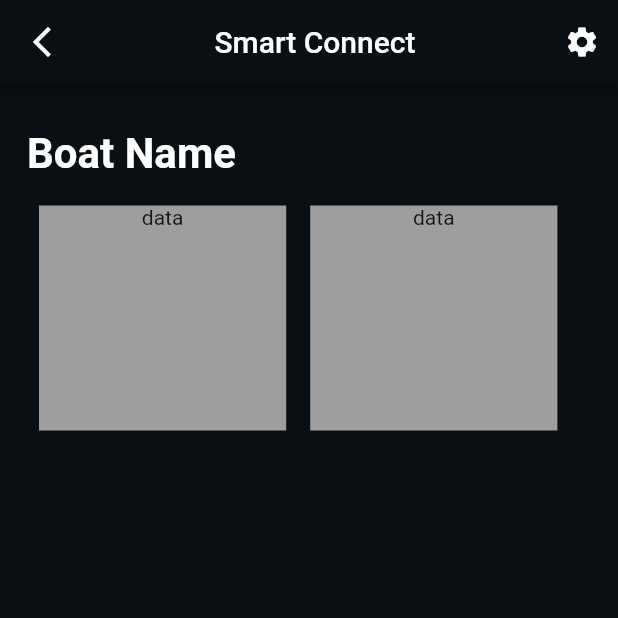
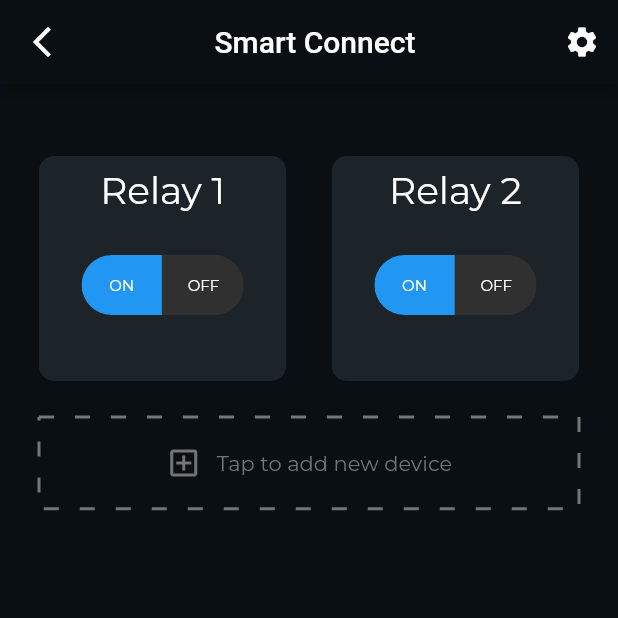
Before and after one commit to Akhash16/foka_app_v1, a Flutter app: the screen it shows after launch, on a phone screen of 412 x 824 dp, the top half of it. Run offline on Flutter 3.47's test engine with Material 2 defaults, Android fonts, the phone set to English and light mode, and no system bars; drawn by our look-alikes of dotted_border, toggle_switch; our stand-ins replace auto_size_text, carousel_slider, firebase_auth, firebase_core, google_fonts, liquid_progress_indicator and 2 more; missing offline and left inert: dart:ffi, fab_circular_menu, progresso, slide_to_confirm; accounts and stored records are empty; Roboto replaces fonts that are missing (Lexend Deca).

Commit message:
modified smart_connect page

```diff
--- a/lib/screens/smart_connect.dart
+++ b/lib/screens/smart_connect.dart
@@ -1,5 +1,7 @@
+import 'package:dotted_border/dotted_border.dart';
 import 'package:flutter/material.dart';
 import 'package:google_fonts/google_fonts.dart';
+import 'package:toggle_switch/toggle_switch.dart';
 
 class SmartConnet extends StatefulWidget {
   const SmartConnet({Key? key}) : super(key: key);
@@ -11,13 +13,20 @@ class SmartConnet extends StatefulWidget {
 }
 
 class _SmartConnetState extends State<SmartConnet> {
+  int indexValue = 0;
+
   @override
   Widget build(BuildContext context) {
-    int index = 0;
     return Scaffold(
       appBar: AppBar(
         backgroundColor: const Color(0xff090f13),
-        leading: const Icon(Icons.arrow_back_ios_new),
+        leading: IconButton(
+          icon: const Icon(
+            Icons.arrow_back_ios_new,
+            color: Colors.white,
+          ),
+          onPressed: () {},
+        ),
         title: const Center(child: Text("Smart Connect")),
         actions: [
           IconButton(
@@ -33,28 +42,69 @@ class _SmartConnetState extends State<SmartConnet> {
           child: Column(
             crossAxisAlignment: CrossAxisAlignment.start,
             children: [
-              Text(
-                "Boat Name",
-                style: GoogleFonts.lexendDeca(
-                    color: const Color(0xffffffff),
-                    fontSize: 28,
-                    fontWeight: FontWeight.w700),
-              ),
+              // Padding(
+              //   padding: const EdgeInsets.all(8.0),
+              //   child: Text(
+              //     "Boat Name",
+              //     style: GoogleFonts.lexendDeca(
+              //         color: const Color(0xffffffff),
+              //         fontSize: 28,
+              //         fontWeight: FontWeight.w700),
+              //   ),
+              // ),
               const SizedBox(
                 height: 10,
               ),
               Row(
+                mainAxisAlignment: MainAxisAlignment.spaceBetween,
                 children: [
                   Padding(
                     padding: const EdgeInsets.all(8.0),
                     child: Container(
-                      color: Colors.grey,
+                      decoration: BoxDecoration(
+                        color: const Color(0xff1d2429),
+                        borderRadius: BorderRadius.circular(10),
+                      ),
                       height: 150,
                       width: MediaQuery.of(context).size.width * 0.4,
                       child: Column(
                         children: [
-                          Text("data"),
-
+                          Padding(
+                            padding: const EdgeInsets.all(8.0),
+                            child: Text(
+                              "Relay 1",
+                              style: GoogleFonts.montserrat(
+                                  color: Colors.white,
+                                  fontWeight: FontWeight.w400,
+                                  fontSize: 25),
+                            ),
+                          ),
+                          const SizedBox(
+                            height: 20,
+                          ),
+                          ToggleSwitch(
+                            cornerRadius: 20,
+                            animate: true,
+                            fontSize: 10,
+                            inactiveBgColor: const Color(0xff303030),
+                            inactiveFgColor: Colors.white,
+                            minWidth: MediaQuery.of(context).size.width * 0.13,
+                            initialLabelIndex: indexValue,
+                            totalSwitches: 2,
+                            labels: const ['ON', 'OFF'],
+                            customTextStyles: [
+                              GoogleFonts.montserrat(
+                                  fontWeight: FontWeight.w400,
+                                  color: Colors.white),
+                              GoogleFonts.montserrat(
+                                  fontWeight: FontWeight.w400,
+                                  color: Colors.white),
+                            ],
+                            onToggle: (index) {
+                              // print('switched to: $index');
+                              indexValue = index;
+                            },
+                          ),
                         ],
                       ),
                     ),
@@ -62,18 +112,93 @@ class _SmartConnetState extends State<SmartConnet> {
                   Padding(
                     padding: const EdgeInsets.all(8.0),
                     child: Container(
-                      color: Colors.grey,
+                      decoration: BoxDecoration(
+                        color: const Color(0xff1d2429),
+                        borderRadius: BorderRadius.circular(10),
+                      ),
                       height: 150,
                       width: MediaQuery.of(context).size.width * 0.4,
                       child: Column(
                         children: [
-                          Text("data"),
-
+                          Padding(
+                            padding: const EdgeInsets.all(8.0),
+                            child: Text(
+                              "Relay 2",
+                              style: GoogleFonts.montserrat(
+                                  color: Colors.white,
+                                  fontWeight: FontWeight.w400,
+                                  fontSize: 25),
+                            ),
+                          ),
+                          const SizedBox(
+                            height: 20,
+                          ),
+                          ToggleSwitch(
+                            cornerRadius: 20,
+                            animate: true,
+                            fontSize: 10,
+                            inactiveBgColor: const Color(0xff303030),
+                            inactiveFgColor: Colors.white,
+                            minWidth: MediaQuery.of(context).size.width * 0.13,
+                            initialLabelIndex: indexValue,
+                            totalSwitches: 2,
+                            labels: const ['ON', 'OFF'],
+                            customTextStyles: [
+                              GoogleFonts.montserrat(
+                                  fontWeight: FontWeight.w400,
+                                  color: Colors.white),
+                              GoogleFonts.montserrat(
+                                  fontWeight: FontWeight.w400,
+                                  color: Colors.white),
+                            ],
+                            onToggle: (index) {
+                              // print('switched to: $index');
+                              indexValue = index;
+                            },
+                          ),
                         ],
                       ),
                     ),
                   )
                 ],
+              ),
+              Padding(
+                padding:  const EdgeInsets.fromLTRB(8,16,8,8),
+                child: InkWell(
+                  onTap: null,
+                  child: DottedBorder(
+                    dashPattern: const [10, 14],
+                    strokeWidth: 2,
+                    color: Colors.grey.shade600,
+                    child: Padding(
+                      padding: const EdgeInsets.all(8.0),
+                      child: SizedBox(
+                          width: MediaQuery.of(context).size.width,
+                          height: MediaQuery.of(context).size.height * 0.05,
+                          child: Center(
+                            child: Row(
+                              mainAxisAlignment: MainAxisAlignment.center,
+                              children: [
+                                Icon(
+                                  Icons.add_box_outlined,
+                                  color: Colors.grey.shade600,
+                                ),
+                                const SizedBox(
+                                  width: 10,
+                                ),
+                                Text(
+                                  "Tap to add new device",
+                                  style: GoogleFonts.montserrat(
+                                    fontWeight: FontWeight.w400,
+                                    color: Colors.grey.shade600,
+                                  ),
+                                ),
+                              ],
+                            ),
+                          )),
+                    ),
+                  ),
+                ),
               )
             ],
           ),
```
